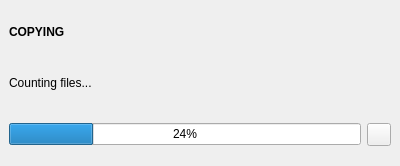
First picture: the form in application/jobs/widgets/filetransferjobwidget.ui, repository theCheeseboard/thefile, before the edit.
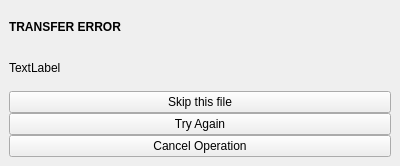
Second picture: the form after the edit. Icons and pictures are not drawn. Custom widgets are drawn as their Qt base class.

Commit message: Implement error resolution

Patch:
```diff
--- a/application/jobs/widgets/filetransferjobwidget.ui
+++ b/application/jobs/widgets/filetransferjobwidget.ui
@@ -32,7 +32,7 @@
    <item>
     <widget class="tStackedWidget" name="stackedWidget">
      <property name="currentIndex">
-      <number>0</number>
+      <number>2</number>
      </property>
      <widget class="QWidget" name="progressPage">
       <layout class="QVBoxLayout" name="verticalLayout_2">
@@ -159,6 +159,61 @@
        </item>
       </layout>
      </widget>
+     <widget class="QWidget" name="errorResolutionPage">
+      <layout class="QVBoxLayout" name="verticalLayout_6">
+       <item>
+        <widget class="QLabel" name="label_2">
+         <property name="font">
+          <font>
+           <weight>75</weight>
+           <bold>true</bold>
+          </font>
+         </property>
+         <property name="text">
+          <string>TRANSFER ERROR</string>
+         </property>
+        </widget>
+       </item>
+       <item>
+        <widget class="QLabel" name="errorDescriptionLabel">
+         <property name="text">
+          <string notr="true">TextLabel</string>
+         </property>
+         <property name="wordWrap">
+          <bool>true</bool>
+         </property>
+        </widget>
+       </item>
+       <item>
+        <layout class="QVBoxLayout" name="verticalLayout_5">
+         <property name="spacing">
+          <number>0</number>
+         </property>
+         <item>
+          <widget class="QPushButton" name="skipErrorButton">
+           <property name="text">
+            <string>Skip this file</string>
+           </property>
+          </widget>
+         </item>
+         <item>
+          <widget class="QPushButton" name="retryErrorButton">
+           <property name="text">
+            <string>Try Again</string>
+           </property>
+          </widget>
+         </item>
+         <item>
+          <widget class="QPushButton" name="cancelErrorButton">
+           <property name="text">
+            <string>Cancel Operation</string>
+           </property>
+          </widget>
+         </item>
+        </layout>
+       </item>
+      </layout>
+     </widget>
     </widget>
    </item>
   </layout>
```
The commit also changes 7 other files.
